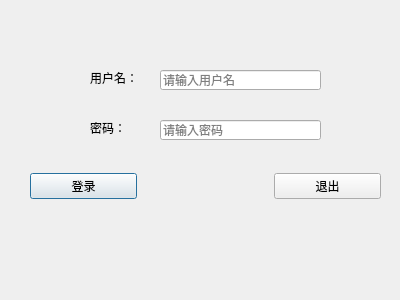
Above: login.ui from AXIhello/dbms before the change. Below: the same form after it.
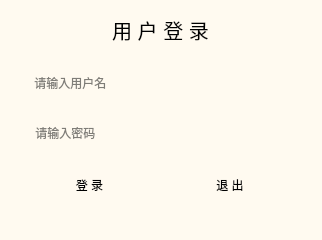
That is the form after the change.

Patch:
```diff
--- a/login.ui
+++ b/login.ui
@@ -6,125 +6,132 @@
    <rect>
     <x>0</x>
     <y>0</y>
-    <width>400</width>
-    <height>300</height>
+    <width>322</width>
+    <height>240</height>
    </rect>
   </property>
   <property name="windowTitle">
    <string>Dialog</string>
   </property>
-  <widget class="QWidget" name="layoutWidget">
+  <property name="styleSheet">
+   <string notr="true">
+	   background-color: #FFFAF0;
+	   border-radius: 15px;
+	   background-color: rgba(255, 255, 255, 128)
+	   border: none;  /* 可选，移除边框 */</string>
+  </property>
+  <widget class="QLabel" name="titleLabel">
+   <property name="geometry">
+    <rect>
+     <x>70</x>
+     <y>10</y>
+     <width>181</width>
+     <height>40</height>
+    </rect>
+   </property>
+   <property name="styleSheet">
+    <string notr="true">font-size: 20px; 
+</string>
+   </property>
+   <property name="text">
+    <string>用 户 登 录</string>
+   </property>
+   <property name="alignment">
+    <set>Qt::AlignCenter</set>
+   </property>
+  </widget>
+  <widget class="QLineEdit" name="usrLineEdit">
+   <property name="geometry">
+    <rect>
+     <x>29</x>
+     <y>70</y>
+     <width>261</width>
+     <height>25</height>
+    </rect>
+   </property>
+   <property name="placeholderText">
+    <string> 请输入用户名</string>
+   </property>
+   <property name="clearButtonEnabled">
+    <bool>true</bool>
+   </property>
+  </widget>
+  <widget class="QLineEdit" name="pwdLineEdit">
    <property name="geometry">
     <rect>
      <x>30</x>
+     <y>120</y>
+     <width>261</width>
+     <height>25</height>
+    </rect>
+   </property>
+   <property name="echoMode">
+    <enum>QLineEdit::Password</enum>
+   </property>
+   <property name="placeholderText">
+    <string> 请输入密码</string>
+   </property>
+   <property name="clearButtonEnabled">
+    <bool>true</bool>
+   </property>
+  </widget>
+  <widget class="QWidget" name="layoutWidget">
+   <property name="geometry">
+    <rect>
+     <x>29</x>
      <y>170</y>
-     <width>351</width>
-     <height>33</height>
+     <width>261</width>
+     <height>30</height>
     </rect>
    </property>
    <layout class="QHBoxLayout">
     <property name="spacing">
-     <number>6</number>
+     <number>20</number>
     </property>
     <property name="margin" stdset="0">
      <number>0</number>
     </property>
     <item>
      <widget class="QPushButton" name="loginBtn">
+      <property name="styleSheet">
+       <string notr="true">		   QPushButton {
+		   background-color: #0000CD
+		   border: none;
+		   border-radius: 10px;
+		   padding: 6px 12px;
+		   }
+		   QPushButton:hover {
+		   background-color: #0000CD;
+		   }
+	   </string>
+      </property>
       <property name="text">
-       <string>登录</string>
+       <string>登 录</string>
       </property>
      </widget>
     </item>
-    <item>
-     <spacer>
-      <property name="orientation">
-       <enum>Qt::Horizontal</enum>
-      </property>
-      <property name="sizeType">
-       <enum>QSizePolicy::Ignored</enum>
-      </property>
-      <property name="sizeHint" stdset="0">
-       <size>
-        <width>131</width>
-        <height>31</height>
-       </size>
-      </property>
-     </spacer>
-    </item>
     <item>
      <widget class="QPushButton" name="exitBtn">
+      <property name="styleSheet">
+       <string notr="true">
+		   QPushButton {
+		   background-color: #0000CD
+		   border: none;  /* 可选，移除边框 */
+		   border-radius: 10px;
+		   padding: 6px 12px;
+		   }
+		   QPushButton:hover {
+		   background-color: #e6b96f;
+		   }
+	   </string>
+      </property>
       <property name="text">
-       <string>退出</string>
+       <string>退 出</string>
       </property>
      </widget>
     </item>
    </layout>
   </widget>
-  <widget class="QLabel" name="label">
-   <property name="geometry">
-    <rect>
-     <x>90</x>
-     <y>70</y>
-     <width>54</width>
-     <height>16</height>
-    </rect>
-   </property>
-   <property name="text">
-    <string>用户名：</string>
-   </property>
-  </widget>
-  <widget class="QLineEdit" name="usrLineEdit">
-   <property name="geometry">
-    <rect>
-     <x>160</x>
-     <y>70</y>
-     <width>161</width>
-     <height>20</height>
-    </rect>
-   </property>
-   <property name="placeholderText">
-    <string>请输入用户名</string>
-   </property>
-   <property name="clearButtonEnabled">
-    <bool>true</bool>
-   </property>
-  </widget>
-  <widget class="QLabel" name="label_2">
-   <property name="geometry">
-    <rect>
-     <x>90</x>
-     <y>120</y>
-     <width>54</width>
-     <height>16</height>
-    </rect>
-   </property>
-   <property name="text">
-    <string>密码：</string>
-   </property>
-  </widget>
-  <widget class="QLineEdit" name="pwdLineEdit">
-   <property name="geometry">
-    <rect>
-     <x>160</x>
-     <y>120</y>
-     <width>161</width>
-     <height>20</height>
-    </rect>
-   </property>
-   <property name="echoMode">
-    <enum>QLineEdit::Password</enum>
-   </property>
-   <property name="placeholderText">
-    <string>请输入密码</string>
-   </property>
-   <property name="cursorMoveStyle">
-    <enum>Qt::LogicalMoveStyle</enum>
-   </property>
-   <property name="clearButtonEnabled">
-    <bool>true</bool>
-   </property>
-  </widget>
  </widget>
  <resources/>
  <connections>
```
Left out of the diff: 10 changed lines with no effect on the pictures.
